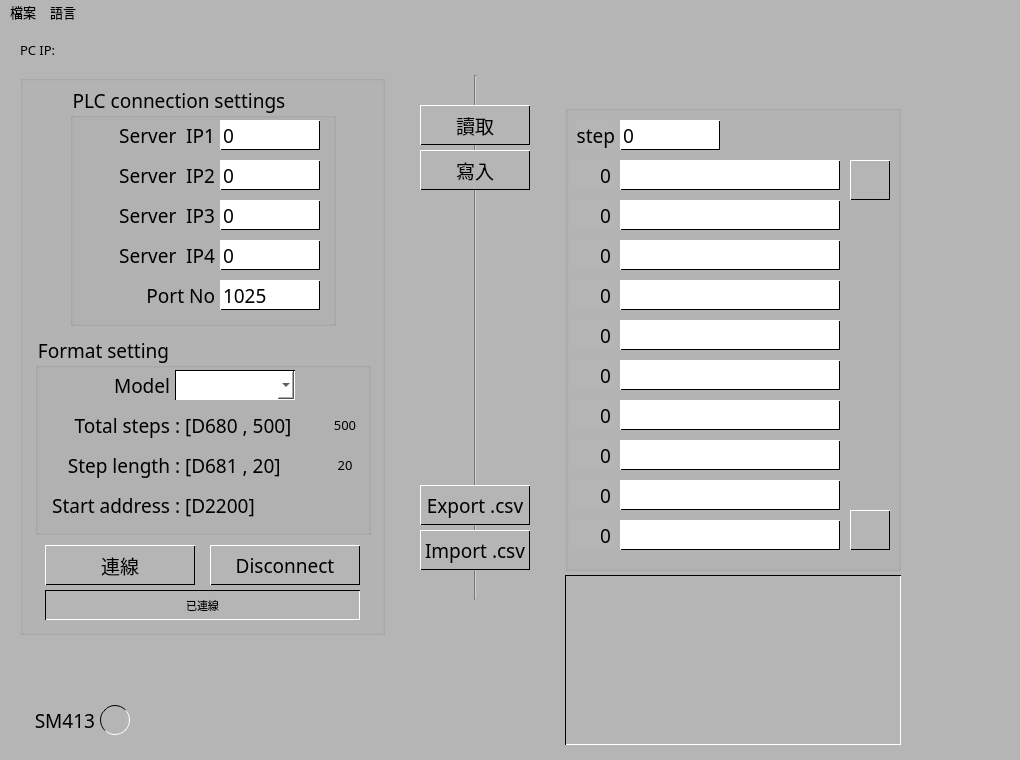
Before: the Qt Designer form QPLC_StepConvertToCsv_GUI.ui in eyichia/QPLC, drawn with Qt 5.
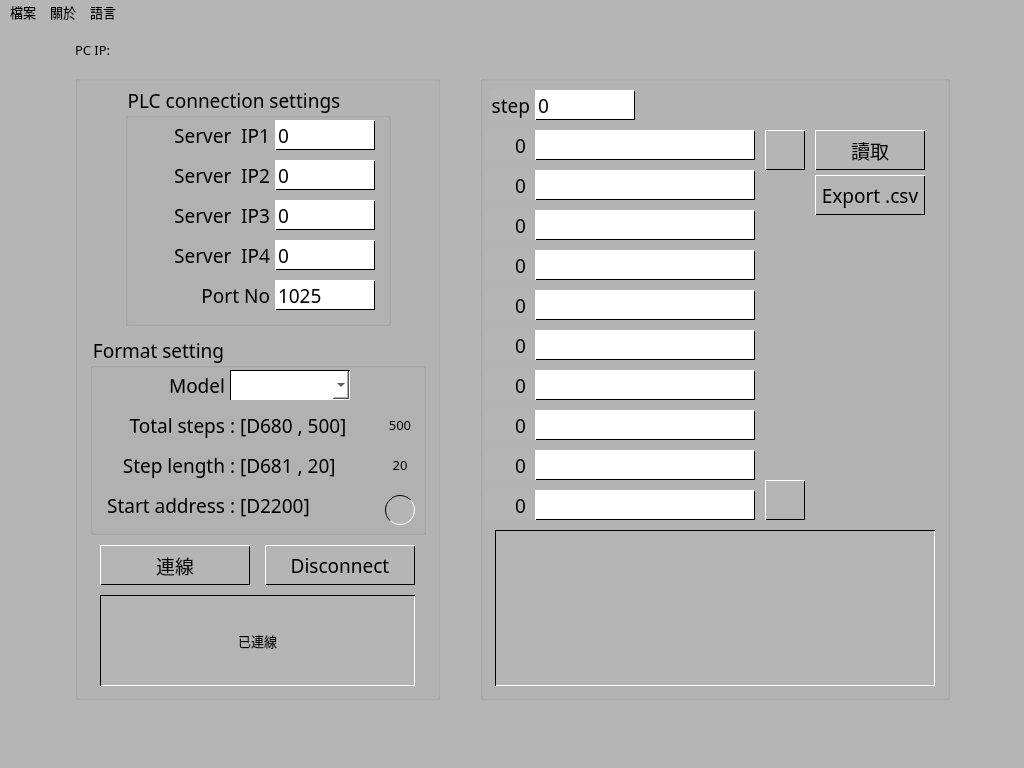
After: the same form once the commit is applied. Icons and pictures are not drawn.

The edit to the form file:
```diff
--- a/QPLC_StepConvertToCsv_GUI.ui
+++ b/QPLC_StepConvertToCsv_GUI.ui
@@ -6,8 +6,8 @@
    <rect>
     <x>0</x>
     <y>0</y>
-    <width>1020</width>
-    <height>760</height>
+    <width>1024</width>
+    <height>768</height>
    </rect>
   </property>
   <property name="windowTitle">
@@ -17,253 +17,13 @@
    <string notr="true">background-color: #B5B5B5;</string>
   </property>
   <widget class="QWidget" name="centralwidget">
-   <widget class="QPushButton" name="PB_read_step">
-    <property name="geometry">
-     <rect>
-      <x>420</x>
-      <y>80</y>
-      <width>110</width>
-      <height>40</height>
-     </rect>
-    </property>
-    <property name="sizePolicy">
-     <sizepolicy hsizetype="Minimum" vsizetype="Ignored">
-      <horstretch>0</horstretch>
-      <verstretch>0</verstretch>
-     </sizepolicy>
-    </property>
-    <property name="font">
-     <font>
-      <family>Microsoft YaHei</family>
-      <pointsize>14</pointsize>
-      <stylestrategy>PreferDefault</stylestrategy>
-     </font>
-    </property>
-    <property name="styleSheet">
-     <string notr="true">/*border-width	邊框粗細	1px, 5px
-border-style	邊框樣式	solid (實線), dashed (虛線), dotted (點線)
-border-top-width	只設定上方邊框	2px
-border-radius	圓角程度	15px (半徑)
-font-family: &quot;Microsoft YaHei&quot;;
-font-size: 10; */ 
-/* 平時的樣式 */
-QPushButton {
-	border-style: solid; 
-	border-width: 1;
-	background-color: #B5B5B5;
-	border-top-color: white;
-	border-left-color: white;
-	border-bottom-color: black;
-	border-right-color: black;
-}
-
-/* 滑鼠移上去時 (:hover) */
-/*QPushButton:hover {
-    background-color: #e1f5fe;
-}*/
-
-/* 按下去的瞬間 (:pressed) */
-QPushButton:pressed {
-	border-style: solid; 
-	border-width: 1;
-	background-color: #999999;
-	border-top-color: black;
-	border-left-color: black;
-	border-bottom-color: white;
-	border-right-color: white;
-}</string>
-    </property>
-    <property name="text">
-     <string>讀取</string>
-    </property>
-   </widget>
-   <widget class="QPushButton" name="PB_export_csv">
-    <property name="geometry">
-     <rect>
-      <x>420</x>
-      <y>460</y>
-      <width>110</width>
-      <height>40</height>
-     </rect>
-    </property>
-    <property name="sizePolicy">
-     <sizepolicy hsizetype="Minimum" vsizetype="Ignored">
-      <horstretch>0</horstretch>
-      <verstretch>0</verstretch>
-     </sizepolicy>
-    </property>
-    <property name="font">
-     <font>
-      <family>Microsoft YaHei</family>
-      <pointsize>14</pointsize>
-      <stylestrategy>PreferDefault</stylestrategy>
-     </font>
-    </property>
-    <property name="styleSheet">
-     <string notr="true">/*border-width	邊框粗細	1px, 5px
-border-style	邊框樣式	solid (實線), dashed (虛線), dotted (點線)
-border-top-width	只設定上方邊框	2px
-border-radius	圓角程度	15px (半徑)
-font-family: &quot;Microsoft YaHei&quot;;
-font-size: 10; */ 
-/* 平時的樣式 */
-QPushButton {
-	border-style: solid; 
-	border-width: 1;
-	background-color: #B5B5B5;
-	border-top-color: white;
-	border-left-color: white;
-	border-bottom-color: black;
-	border-right-color: black;
-}
-
-/* 滑鼠移上去時 (:hover) */
-/*QPushButton:hover {
-    background-color: #e1f5fe;
-}*/
-
-/* 按下去的瞬間 (:pressed) */
-QPushButton:pressed {
-	border-style: solid; 
-	border-width: 1;
-	background-color: #999999;
-	border-top-color: black;
-	border-left-color: black;
-	border-bottom-color: white;
-	border-right-color: white;
-}</string>
-    </property>
-    <property name="text">
-     <string>Export .csv</string>
-    </property>
-   </widget>
-   <widget class="QPushButton" name="PB_write_step">
-    <property name="geometry">
-     <rect>
-      <x>420</x>
-      <y>125</y>
-      <width>110</width>
-      <height>40</height>
-     </rect>
-    </property>
-    <property name="sizePolicy">
-     <sizepolicy hsizetype="Minimum" vsizetype="Ignored">
-      <horstretch>0</horstretch>
-      <verstretch>0</verstretch>
-     </sizepolicy>
-    </property>
-    <property name="font">
-     <font>
-      <family>Microsoft YaHei</family>
-      <pointsize>14</pointsize>
-      <stylestrategy>PreferDefault</stylestrategy>
-     </font>
-    </property>
-    <property name="styleSheet">
-     <string notr="true">/*border-width	邊框粗細	1px, 5px
-border-style	邊框樣式	solid (實線), dashed (虛線), dotted (點線)
-border-top-width	只設定上方邊框	2px
-border-radius	圓角程度	15px (半徑)
-font-family: &quot;Microsoft YaHei&quot;;
-font-size: 10; */ 
-/* 平時的樣式 */
-QPushButton {
-	border-style: solid; 
-	border-width: 1;
-	background-color: #B5B5B5;
-	border-top-color: white;
-	border-left-color: white;
-	border-bottom-color: black;
-	border-right-color: black;
-}
-
-/* 滑鼠移上去時 (:hover) */
-/*QPushButton:hover {
-    background-color: #e1f5fe;
-}*/
-
-/* 按下去的瞬間 (:pressed) */
-QPushButton:pressed {
-	border-style: solid; 
-	border-width: 1;
-	background-color: #999999;
-	border-top-color: black;
-	border-left-color: black;
-	border-bottom-color: white;
-	border-right-color: white;
-}</string>
-    </property>
-    <property name="text">
-     <string>寫入</string>
-    </property>
-   </widget>
-   <widget class="QPushButton" name="PB_import_csv">
-    <property name="geometry">
-     <rect>
-      <x>420</x>
-      <y>505</y>
-      <width>110</width>
-      <height>40</height>
-     </rect>
-    </property>
-    <property name="sizePolicy">
-     <sizepolicy hsizetype="Minimum" vsizetype="Ignored">
-      <horstretch>0</horstretch>
-      <verstretch>0</verstretch>
-     </sizepolicy>
-    </property>
-    <property name="font">
-     <font>
-      <family>Microsoft YaHei</family>
-      <pointsize>14</pointsize>
-      <stylestrategy>PreferDefault</stylestrategy>
-     </font>
-    </property>
-    <property name="styleSheet">
-     <string notr="true">/*border-width	邊框粗細	1px, 5px
-border-style	邊框樣式	solid (實線), dashed (虛線), dotted (點線)
-border-top-width	只設定上方邊框	2px
-border-radius	圓角程度	15px (半徑)
-font-family: &quot;Microsoft YaHei&quot;;
-font-size: 10; */ 
-/* 平時的樣式 */
-QPushButton {
-	border-style: solid; 
-	border-width: 1;
-	background-color: #B5B5B5;
-	border-top-color: white;
-	border-left-color: white;
-	border-bottom-color: black;
-	border-right-color: black;
-}
-
-/* 滑鼠移上去時 (:hover) */
-/*QPushButton:hover {
-    background-color: #e1f5fe;
-}*/
-
-/* 按下去的瞬間 (:pressed) */
-QPushButton:pressed {
-	border-style: solid; 
-	border-width: 1;
-	background-color: #999999;
-	border-top-color: black;
-	border-left-color: black;
-	border-bottom-color: white;
-	border-right-color: white;
-}</string>
-    </property>
-    <property name="text">
-     <string>Import .csv</string>
-    </property>
-   </widget>
    <widget class="QGroupBox" name="step_groupBox">
     <property name="geometry">
      <rect>
-      <x>565</x>
-      <y>80</y>
-      <width>336</width>
-      <height>466</height>
+      <x>480</x>
+      <y>50</y>
+      <width>470</width>
+      <height>625</height>
      </rect>
     </property>
     <property name="styleSheet">
@@ -1185,27 +945,161 @@
       <number>0</number>
      </property>
     </widget>
-   </widget>
-   <widget class="Line" name="line">
-    <property name="geometry">
-     <rect>
-      <x>470</x>
-      <y>50</y>
-      <width>10</width>
-      <height>525</height>
-     </rect>
-    </property>
-    <property name="orientation">
-     <enum>Qt::Orientation::Vertical</enum>
-    </property>
+    <widget class="QPushButton" name="PB_read_step">
+     <property name="geometry">
+      <rect>
+       <x>335</x>
+       <y>55</y>
+       <width>110</width>
+       <height>40</height>
+      </rect>
+     </property>
+     <property name="sizePolicy">
+      <sizepolicy hsizetype="Minimum" vsizetype="Ignored">
+       <horstretch>0</horstretch>
+       <verstretch>0</verstretch>
+      </sizepolicy>
+     </property>
+     <property name="font">
+      <font>
+       <family>Microsoft YaHei</family>
+       <pointsize>14</pointsize>
+       <stylestrategy>PreferDefault</stylestrategy>
+      </font>
+     </property>
+     <property name="styleSheet">
+      <string notr="true">/*border-width	邊框粗細	1px, 5px
+border-style	邊框樣式	solid (實線), dashed (虛線), dotted (點線)
+border-top-width	只設定上方邊框	2px
+border-radius	圓角程度	15px (半徑)
+font-family: &quot;Microsoft YaHei&quot;;
+font-size: 10; */ 
+/* 平時的樣式 */
+QPushButton {
+	border-style: solid; 
+	border-width: 1;
+	background-color: #B5B5B5;
+	border-top-color: white;
+	border-left-color: white;
+	border-bottom-color: black;
+	border-right-color: black;
+}
+
+/* 滑鼠移上去時 (:hover) */
+/*QPushButton:hover {
+    background-color: #e1f5fe;
+}*/
+
+/* 按下去的瞬間 (:pressed) */
+QPushButton:pressed {
+	border-style: solid; 
+	border-width: 1;
+	background-color: #999999;
+	border-top-color: black;
+	border-left-color: black;
+	border-bottom-color: white;
+	border-right-color: white;
+}</string>
+     </property>
+     <property name="text">
+      <string>讀取</string>
+     </property>
+    </widget>
+    <widget class="QPushButton" name="PB_export_csv">
+     <property name="geometry">
+      <rect>
+       <x>335</x>
+       <y>100</y>
+       <width>110</width>
+       <height>40</height>
+      </rect>
+     </property>
+     <property name="sizePolicy">
+      <sizepolicy hsizetype="Minimum" vsizetype="Ignored">
+       <horstretch>0</horstretch>
+       <verstretch>0</verstretch>
+      </sizepolicy>
+     </property>
+     <property name="font">
+      <font>
+       <family>Microsoft YaHei</family>
+       <pointsize>14</pointsize>
+       <stylestrategy>PreferDefault</stylestrategy>
+      </font>
+     </property>
+     <property name="styleSheet">
+      <string notr="true">/*border-width	邊框粗細	1px, 5px
+border-style	邊框樣式	solid (實線), dashed (虛線), dotted (點線)
+border-top-width	只設定上方邊框	2px
+border-radius	圓角程度	15px (半徑)
+font-family: &quot;Microsoft YaHei&quot;;
+font-size: 10; */ 
+/* 平時的樣式 */
+QPushButton {
+	border-style: solid; 
+	border-width: 1;
+	background-color: #B5B5B5;
+	border-top-color: white;
+	border-left-color: white;
+	border-bottom-color: black;
+	border-right-color: black;
+}
+
+/* 滑鼠移上去時 (:hover) */
+/*QPushButton:hover {
+    background-color: #e1f5fe;
+}*/
+
+/* 按下去的瞬間 (:pressed) */
+QPushButton:pressed {
+	border-style: solid; 
+	border-width: 1;
+	background-color: #999999;
+	border-top-color: black;
+	border-left-color: black;
+	border-bottom-color: white;
+	border-right-color: white;
+}</string>
+     </property>
+     <property name="text">
+      <string>Export .csv</string>
+     </property>
+    </widget>
+    <widget class="QTextEdit" name="Process">
+     <property name="geometry">
+      <rect>
+       <x>15</x>
+       <y>455</y>
+       <width>440</width>
+       <height>156</height>
+      </rect>
+     </property>
+     <property name="font">
+      <font>
+       <family>Microsoft YaHei</family>
+       <pointsize>10</pointsize>
+      </font>
+     </property>
+     <property name="styleSheet">
+      <string notr="true">QTextEdit{
+	border-style: solid; 
+	border-width: 1;
+	background-color: #B5B5B5;
+	border-top-color: black;
+	border-left-color: black;
+	border-bottom-color: white;
+	border-right-color: white;
+}</string>
+     </property>
+    </widget>
    </widget>
    <widget class="QGroupBox" name="setting_groupBox">
     <property name="geometry">
      <rect>
-      <x>20</x>
+      <x>75</x>
       <y>50</y>
       <width>365</width>
-      <height>560</height>
+      <height>625</height>
      </rect>
     </property>
     <property name="styleSheet">
@@ -2092,6 +1986,46 @@
        <set>Qt::AlignmentFlag::AlignCenter</set>
       </property>
      </widget>
+     <widget class="QLabel" name="SM413">
+      <property name="enabled">
+       <bool>true</bool>
+      </property>
+      <property name="geometry">
+       <rect>
+        <x>295</x>
+        <y>160</y>
+        <width>30</width>
+        <height>30</height>
+       </rect>
+      </property>
+      <property name="font">
+       <font>
+        <family>Microsoft YaHei</family>
+        <pointsize>14</pointsize>
+       </font>
+      </property>
+      <property name="layoutDirection">
+       <enum>Qt::LayoutDirection::LeftToRight</enum>
+      </property>
+      <property name="styleSheet">
+       <string notr="true">QLabel{
+	border-style: solid; 
+	border-radius: 15px;       /* 關鍵：半徑設為邊長的一半 */
+	border-width: 1;
+	background-color: #B5B5B5;
+	border-top-color: black;
+	border-left-color: black;
+	border-bottom-color: white;
+	border-right-color: white;
+}</string>
+      </property>
+      <property name="text">
+       <string/>
+      </property>
+      <property name="alignment">
+       <set>Qt::AlignmentFlag::AlignCenter</set>
+      </property>
+     </widget>
     </widget>
     <widget class="QLabel" name="label_connect_status">
      <property name="enabled">
@@ -2100,15 +2034,15 @@
      <property name="geometry">
       <rect>
        <x>25</x>
-       <y>515</y>
+       <y>520</y>
        <width>315</width>
-       <height>30</height>
+       <height>91</height>
       </rect>
      </property>
      <property name="font">
       <font>
        <family>Microsoft YaHei</family>
-       <pointsize>8</pointsize>
+       <pointsize>10</pointsize>
       </font>
      </property>
      <property name="layoutDirection">
@@ -2133,40 +2067,13 @@
      </property>
     </widget>
    </widget>
-   <widget class="QTextEdit" name="Process">
-    <property name="geometry">
-     <rect>
-      <x>565</x>
-      <y>550</y>
-      <width>336</width>
-      <height>170</height>
-     </rect>
-    </property>
-    <property name="font">
-     <font>
-      <family>Microsoft YaHei</family>
-      <pointsize>8</pointsize>
-     </font>
-    </property>
-    <property name="styleSheet">
-     <string notr="true">QTextEdit{
-	border-style: solid; 
-	border-width: 1;
-	background-color: #B5B5B5;
-	border-top-color: black;
-	border-left-color: black;
-	border-bottom-color: white;
-	border-right-color: white;
-}</string>
-    </property>
-   </widget>
    <widget class="QLabel" name="label_pc_ip">
     <property name="enabled">
      <bool>true</bool>
     </property>
     <property name="geometry">
      <rect>
-      <x>20</x>
+      <x>75</x>
       <y>10</y>
       <width>365</width>
       <height>30</height>
@@ -2191,77 +2098,6 @@
      <set>Qt::AlignmentFlag::AlignLeading|Qt::AlignmentFlag::AlignLeft|Qt::AlignmentFlag::AlignVCenter</set>
     </property>
    </widget>
-   <widget class="QLabel" name="label_sm413">
-    <property name="enabled">
-     <bool>true</bool>
-    </property>
-    <property name="geometry">
-     <rect>
-      <x>25</x>
-      <y>680</y>
-      <width>70</width>
-      <height>30</height>
-     </rect>
-    </property>
-    <property name="font">
-     <font>
-      <family>Microsoft YaHei</family>
-      <pointsize>14</pointsize>
-     </font>
-    </property>
-    <property name="layoutDirection">
-     <enum>Qt::LayoutDirection::LeftToRight</enum>
-    </property>
-    <property name="styleSheet">
-     <string notr="true">background-color: transparent;</string>
-    </property>
-    <property name="text">
-     <string>SM413</string>
-    </property>
-    <property name="alignment">
-     <set>Qt::AlignmentFlag::AlignRight|Qt::AlignmentFlag::AlignTrailing|Qt::AlignmentFlag::AlignVCenter</set>
-    </property>
-   </widget>
-   <widget class="QLabel" name="SM413">
-    <property name="enabled">
-     <bool>true</bool>
-    </property>
-    <property name="geometry">
-     <rect>
-      <x>100</x>
-      <y>680</y>
-      <width>30</width>
-      <height>30</height>
-     </rect>
-    </property>
-    <property name="font">
-     <font>
-      <family>Microsoft YaHei</family>
-      <pointsize>14</pointsize>
-     </font>
-    </property>
-    <property name="layoutDirection">
-     <enum>Qt::LayoutDirection::LeftToRight</enum>
-    </property>
-    <property name="styleSheet">
-     <string notr="true">QLabel{
-	border-style: solid; 
-	border-radius: 15px;       /* 關鍵：半徑設為邊長的一半 */
-	border-width: 1;
-	background-color: #B5B5B5;
-	border-top-color: black;
-	border-left-color: black;
-	border-bottom-color: white;
-	border-right-color: white;
-}</string>
-    </property>
-    <property name="text">
-     <string/>
-    </property>
-    <property name="alignment">
-     <set>Qt::AlignmentFlag::AlignCenter</set>
-    </property>
-   </widget>
    <zorder>setting_groupBox</zorder>
    <zorder>line</zorder>
    <zorder>PB_read_step</zorder>
@@ -2279,8 +2115,8 @@
     <rect>
      <x>0</x>
      <y>0</y>
-     <width>1020</width>
-     <height>33</height>
+     <width>1024</width>
+     <height>23</height>
     </rect>
    </property>
    <property name="font">
@@ -2302,6 +2138,12 @@
     <addaction name="file_exit"/>
    </widget>
    <widget class="QMenu" name="Language">
+    <property name="font">
+     <font>
+      <family>Microsoft YaHei</family>
+      <pointsize>10</pointsize>
+     </font>
+    </property>
     <property name="title">
      <string>語言</string>
     </property>
@@ -2309,7 +2151,20 @@
     <addaction name="language_sc"/>
     <addaction name="language_en"/>
    </widget>
+   <widget class="QMenu" name="About">
+    <property name="font">
+     <font>
+      <family>Microsoft YaHei</family>
+      <pointsize>10</pointsize>
+     </font>
+    </property>
+    <property name="title">
+     <string>關於</string>
+    </property>
+    <addaction name="about_version"/>
+   </widget>
    <addaction name="File"/>
+   <addaction name="About"/>
    <addaction name="Language"/>
   </widget>
   <action name="file_exit">
```
Left out of the diff: 40 changed lines with no effect on the pictures.
